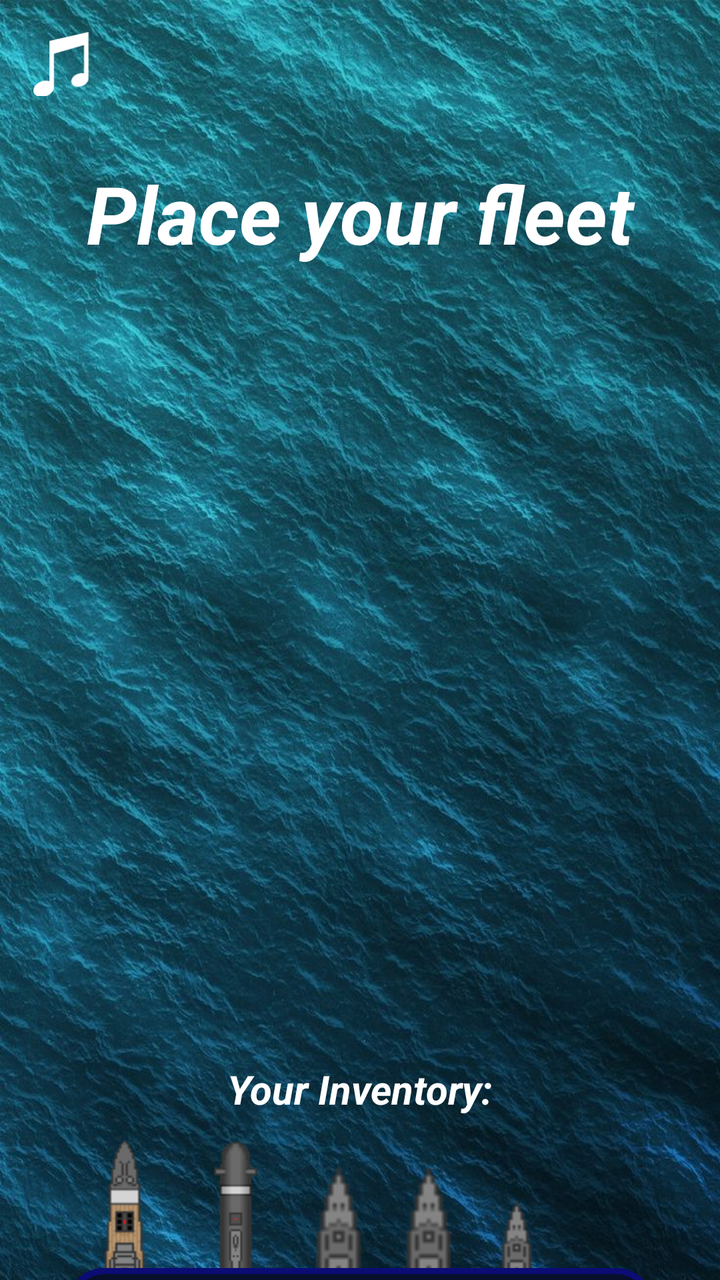
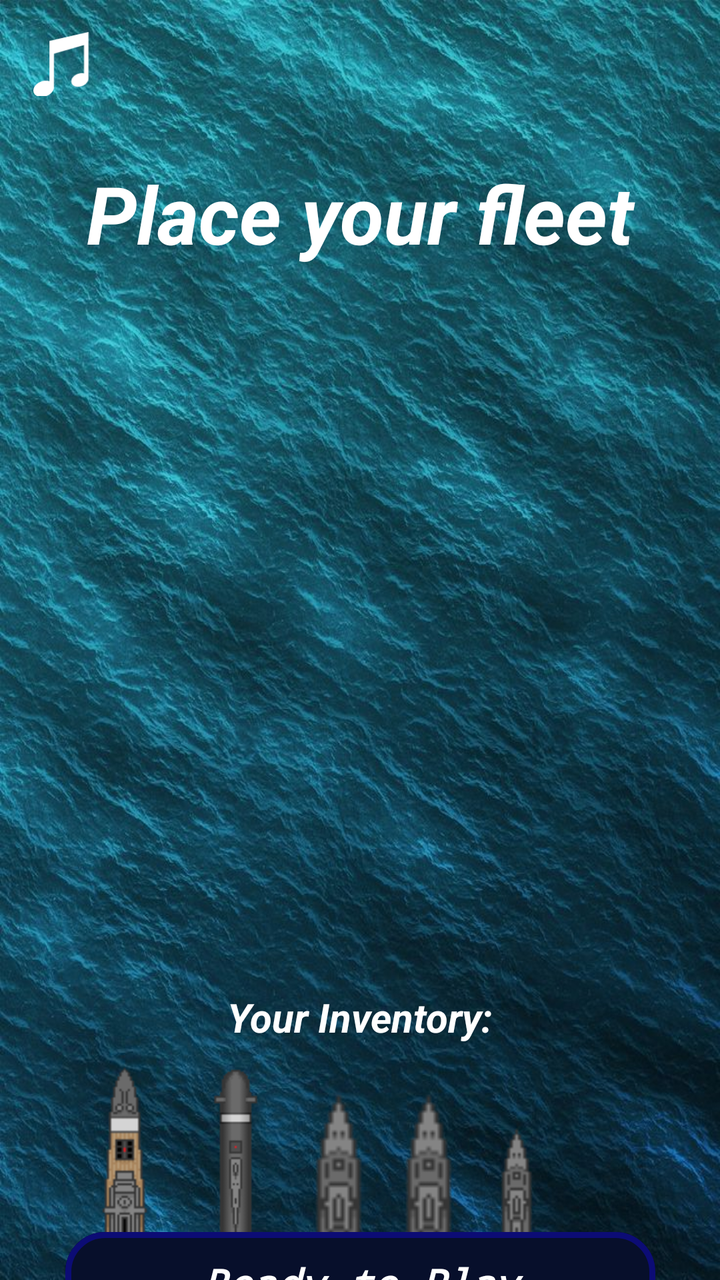

Two renders of the same Android screen: before a commit and after it. Below are the layout's source before the change and the commit's diff.
<!-- AndroidManifest.xml: application theme Theme.BattleshipClient -->
<!-- res/layout/activity_place_ships.xml -->
<?xml version="1.0" encoding="utf-8"?>
<androidx.constraintlayout.widget.ConstraintLayout xmlns:android="http://schemas.android.com/apk/res/android"
    xmlns:app="http://schemas.android.com/apk/res-auto"
    xmlns:tools="http://schemas.android.com/tools"
    android:id="@+id/main"
    android:layout_width="match_parent"
    android:layout_height="match_parent"
    android:background="@drawable/sea_water_background">


    <include layout="@layout/item_button_toggle_music" />


    <TextView
        android:id="@+id/placeFleet"
        android:layout_width="0dp"
        android:layout_height="59dp"
        android:layout_marginTop="80dp"
        android:text="@string/place_your_fleet"
        android:textAlignment="center"
        android:textColor="@color/white"
        android:textSize="40sp"
        android:textStyle="bold|italic"
        app:autoSizeMaxTextSize="50sp"
        app:autoSizeMinTextSize="20sp"
        app:layout_constraintEnd_toEndOf="parent"
        app:layout_constraintHorizontal_bias="1.0"
        app:layout_constraintStart_toStartOf="parent"
        app:layout_constraintTop_toTopOf="parent" />


    <GridView
        android:id="@+id/currPlayerBoardGridId"
        android:layout_width="0dp"
        android:layout_height="0dp"
        android:layout_marginHorizontal="12dp"
        android:layout_marginTop="12dp"
        android:gravity="center"
        android:numColumns="10"
        app:layout_constraintDimensionRatio="1:1"
        app:layout_constraintEnd_toEndOf="parent"
        app:layout_constraintStart_toStartOf="parent"
        app:layout_constraintTop_toBottomOf="@+id/placeFleet" />

    <TextView
        android:id="@+id/shipInventoryTxtId"
        android:layout_width="0dp"
        android:layout_height="30dp"
        android:layout_marginTop="44dp"
        android:text="@string/Your_Inventory"
        android:textAlignment="center"
        android:textColor="@color/white"
        android:textSize="20sp"
        android:textStyle="bold|italic"
        app:autoSizeMaxTextSize="30sp"
        app:autoSizeMinTextSize="20sp"
        app:layout_constraintEnd_toEndOf="parent"
        app:layout_constraintHorizontal_bias="1.0"
        app:layout_constraintStart_toStartOf="parent"
        app:layout_constraintTop_toBottomOf="@+id/currPlayerBoardGridId" />

    <LinearLayout
        android:id="@+id/shipInventory"
        android:layout_width="405dp"
        android:layout_height="134dp"
        android:layout_marginTop="8dp"
        android:gravity="center"
        android:orientation="horizontal"
        app:layout_constraintEnd_toEndOf="parent"
        app:layout_constraintHorizontal_bias="1.0"
        app:layout_constraintStart_toStartOf="parent"
        app:layout_constraintTop_toBottomOf="@+id/shipInventoryTxtId">

        
        <ImageView
            android:id="@+id/ship5id"
            android:layout_width="54dp"
            android:layout_height="match_parent"
            android:src="@drawable/ship5" />

        <ImageView
            android:id="@+id/ship4id"
            android:layout_width="57dp"
            android:layout_height="132dp"
            android:src="@drawable/ship4" />

        <ImageView
            android:id="@+id/ship3_1id"
            android:layout_width="46dp"
            android:layout_height="108dp"
            android:src="@drawable/ship3" />


        <ImageView
            android:id="@+id/ship3_2id"
            android:layout_width="44dp"
            android:layout_height="108dp"
            android:src="@drawable/ship3" />

        <ImageView
            android:id="@+id/ship2id"
            android:layout_width="44dp"
            android:layout_height="73dp"
            android:src="@drawable/ship2" />

        
    </LinearLayout>

    <Button
        android:id="@+id/ReadyBtnId"
        android:layout_width="295dp"
        android:layout_height="59dp"
        android:layout_marginBottom="24dp"
        android:backgroundTint="@color/navy"
        android:fontFamily="monospace"
        android:text="@string/i_m_ready"
        android:textColor="@color/white"
        android:textSize="20sp"
        android:textStyle="bold|italic"
        android:onClick="goToActivePlay"
        app:autoSizeMaxTextSize="20sp"
        app:autoSizeMinTextSize="12sp"
        app:autoSizeStepGranularity="2sp"
        app:autoSizeTextType="uniform"
        app:cornerRadius="20dp"
        app:layout_constraintBottom_toBottomOf="parent"
        app:layout_constraintEnd_toEndOf="parent"
        app:layout_constraintStart_toStartOf="parent"
        app:layout_constraintTop_toBottomOf="@+id/shipInventory"
        app:strokeColor="#0C0C75"
        app:strokeWidth="3dp" />

</androidx.constraintlayout.widget.ConstraintLayout>
<!-- res/layout/item_button_toggle_music.xml (included above) -->
<?xml version="1.0" encoding="utf-8"?>
<androidx.constraintlayout.widget.ConstraintLayout xmlns:android="http://schemas.android.com/apk/res/android"
    xmlns:app="http://schemas.android.com/apk/res-auto"
    android:layout_width="match_parent"
    android:layout_height="match_parent">

    <ImageButton
        android:id="@+id/muteBtnId"
        android:layout_width="34dp"
        android:layout_height="32dp"
        android:layout_marginStart="16dp"
        android:layout_marginTop="16dp"
        android:background="@android:color/transparent"
        android:scaleType="centerInside"
        app:layout_constraintStart_toStartOf="parent"
        app:layout_constraintTop_toTopOf="parent"
        app:srcCompat="@drawable/music_icon" />

</androidx.constraintlayout.widget.ConstraintLayout>
<!-- resources referenced by this layout -->
<resources>
  <color name="navy">#070F2B</color>
  <color name="white">#FFFFFFFF</color>
  <!-- drawable music_icon (drawable) -->
  <vector xmlns:android="http://schemas.android.com/apk/res/android"
      android:width="122.88dp"
      android:height="121.06dp"
      android:viewportWidth="122.88"
      android:viewportHeight="121.06"
      >
    <path
        android:fillColor="#ffffff"
        android:pathData="M87.9,78.04c2.74,-0.48 5.33,-0.4 7.6,0.13V24.82L39.05,41.03v61.95c0.03,0.34 0.05,0.69 0.05,1.03c0,0 0,0.01 0,0.01c0,8.34 -8.75,16.62 -19.55,18.49C8.76,124.37 0,119.12 0,110.77c0,-8.34 8.76,-16.62 19.55,-18.48c4.06,-0.7 7.84,-0.39 10.97,0.71l0,-76.26h0.47L104.04,0v85.92c0.13,0.63 0.2,1.27 0.2,1.91c0,0 0,0 0,0.01c0,6.97 -7.32,13.89 -16.33,15.44c-9.02,1.56 -16.33,-2.83 -16.33,-9.8C71.57,86.51 78.88,79.59 87.9,78.04L87.9,78.04L87.9,78.04z"
        android:fillType="evenOdd"/>
  </vector>
  <!-- drawable sea_water_background: jpg bitmap (drawable, 176063 bytes) -->
  <!-- drawable ship2: png bitmap (drawable, 382 bytes) -->
  <!-- drawable ship3: png bitmap (drawable, 382 bytes) -->
  <!-- drawable ship4: png bitmap (drawable, 958 bytes) -->
  <!-- drawable ship5: png bitmap (drawable, 1132 bytes) -->
  <string name="Your_Inventory">Your Inventory:</string>
  <string name="i_m_ready">Ready to Play</string>
  <string name="place_your_fleet">Place your fleet</string>
  <style name="Theme.BattleshipClient" parent="Base.Theme.BattleshipClient" />
  <style name="Base.Theme.BattleshipClient" parent="Theme.Material3.DayNight.NoActionBar">
          <item name="colorPrimary">@color/white</item>
          <item name="colorPrimaryDark">@color/white</item>
          <item name="android:statusBarColor">@color/status_bar_color</item>
          <item name="android:windowNoTitle">true</item>
          <item name="android:windowTranslucentStatus">true</item>
      </style>
  <color name="status_bar_color">#FF0000</color>
</resources>

<!-- the commit's change to res/layout/activity_place_ships.xml (unified diff, before → after) -->
@@ -46,7 +46,7 @@
         android:id="@+id/shipInventoryTxtId"
         android:layout_width="0dp"
         android:layout_height="30dp"
-        android:layout_marginTop="44dp"
+        android:layout_marginTop="8dp"
         android:text="@string/Your_Inventory"
         android:textAlignment="center"
         android:textColor="@color/white"
@@ -55,7 +55,7 @@
         app:autoSizeMaxTextSize="30sp"
         app:autoSizeMinTextSize="20sp"
         app:layout_constraintEnd_toEndOf="parent"
-        app:layout_constraintHorizontal_bias="1.0"
+        app:layout_constraintHorizontal_bias="0.0"
         app:layout_constraintStart_toStartOf="parent"
         app:layout_constraintTop_toBottomOf="@+id/currPlayerBoardGridId" />
 
@@ -113,11 +113,11 @@
         android:layout_marginBottom="24dp"
         android:backgroundTint="@color/navy"
         android:fontFamily="monospace"
+        android:onClick="goToActivePlay"
         android:text="@string/i_m_ready"
         android:textColor="@color/white"
         android:textSize="20sp"
         android:textStyle="bold|italic"
-        android:onClick="goToActivePlay"
         app:autoSizeMaxTextSize="20sp"
         app:autoSizeMinTextSize="12sp"
         app:autoSizeStepGranularity="2sp"
